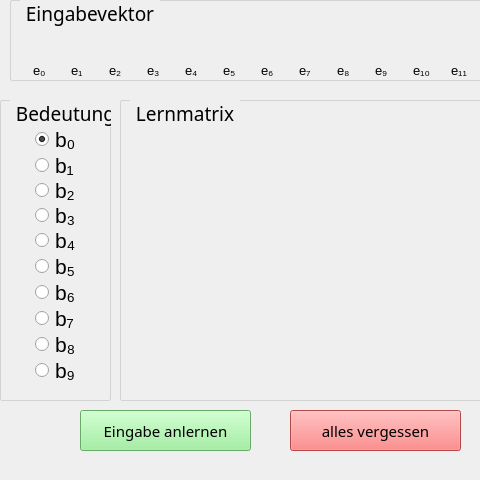
Qt form mainwindow.ui (matthiaszipp/steinbuch) before a commit; both pictures show x 0 to 480 and y 0 to 480 of the 800 by 480 pixel window.
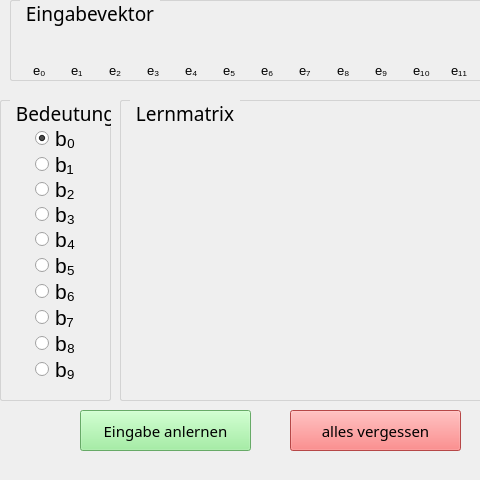
The same form after that commit.

What changed in the file:
```diff
--- a/mainwindow.ui
+++ b/mainwindow.ui
@@ -66,7 +66,7 @@
      </property>
      <layout class="QGridLayout" name="gridLayout">
       <property name="verticalSpacing">
-       <number>4</number>
+       <number>5</number>
       </property>
       <item row="6" column="0">
        <widget class="QRadioButton" name="b4">
```
